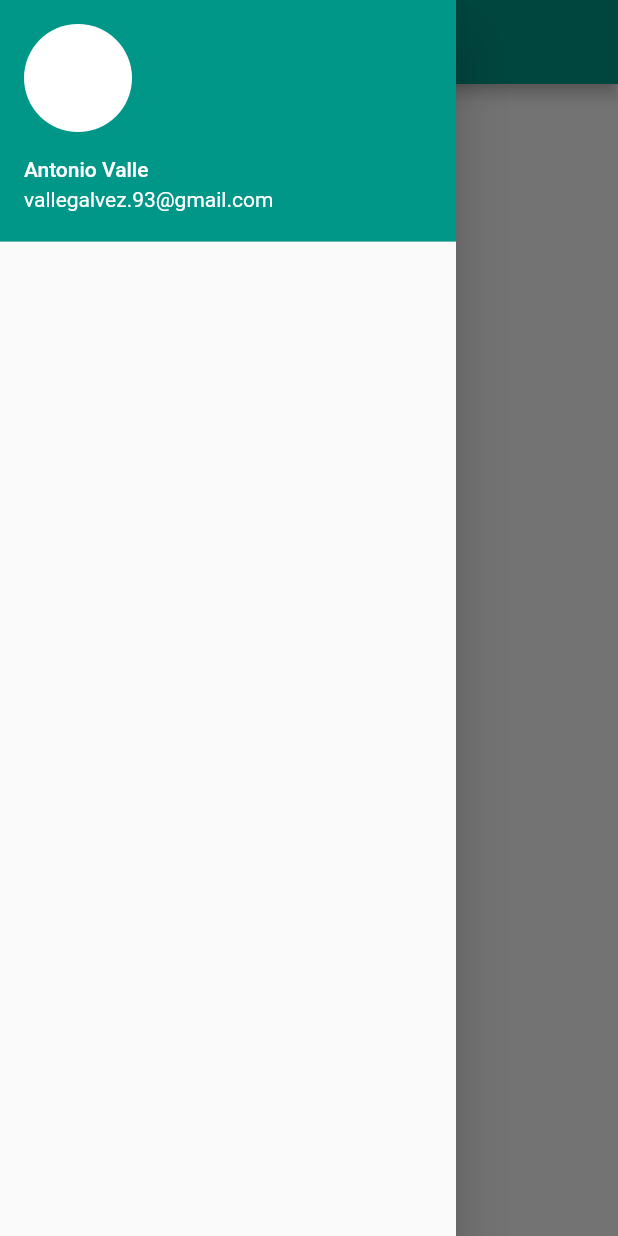
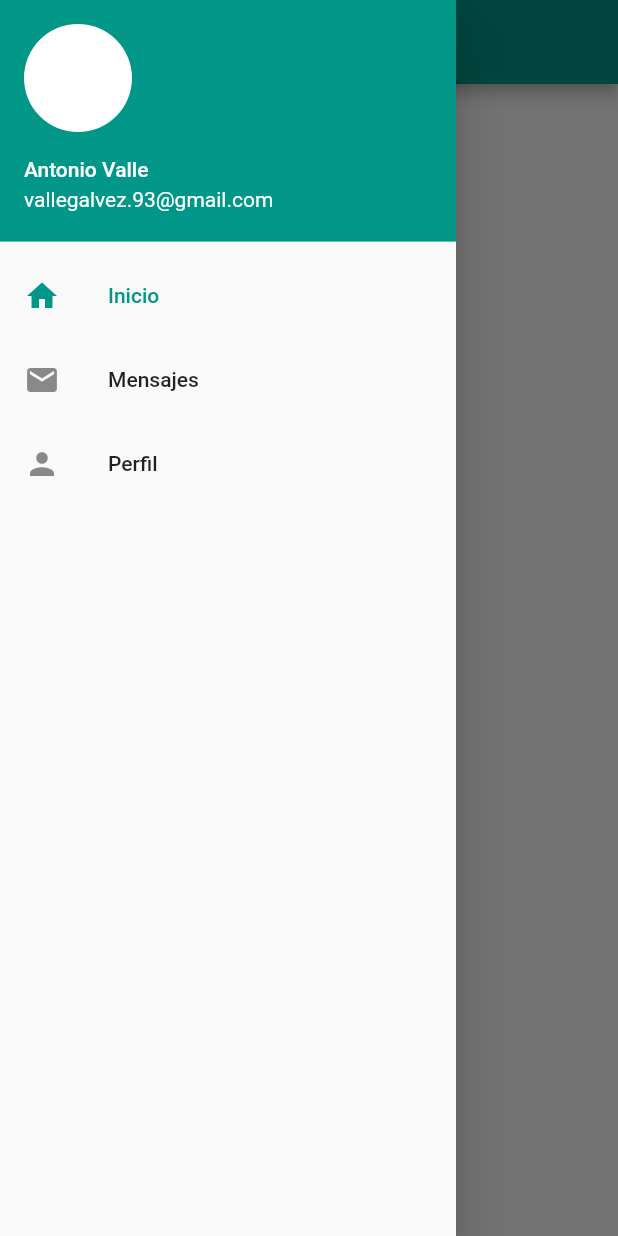
Before and after one commit to valle29/checkin-flutter, a Flutter app: the screen it shows after launch, with the side drawer open, on a phone screen of 412 x 824 dp. Run offline on Flutter 3.47's test engine with Material 2 defaults, Android fonts, the phone set to English and light mode, and no system bars.

Commit message:
drawer options

```diff
--- a/lib/pages/home_page.dart
+++ b/lib/pages/home_page.dart
@@ -77,6 +77,7 @@ class HomePageState extends State<HomePage> {
                       : Colors.white,
                 ),
             ),
+            new Column(children: drawerOptions)
           ],
         ),
       ),
```
